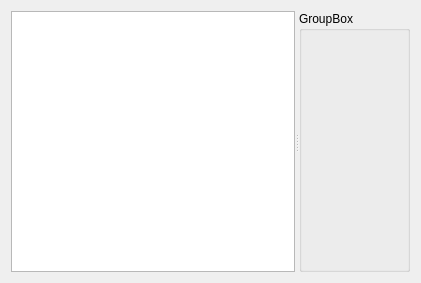
Above: src/widgets/transitionsettings_ui.ui from KDE/kdenlive before the change. Below: the same form after it.
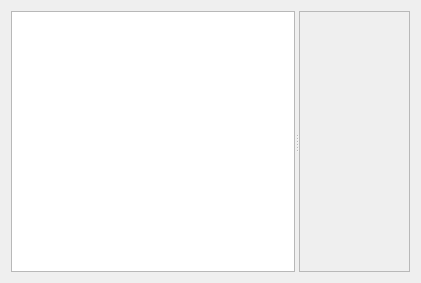
That is the form after the change.

```diff
--- a/src/widgets/transitionsettings_ui.ui
+++ b/src/widgets/transitionsettings_ui.ui
@@ -19,9 +19,12 @@
       <enum>Qt::Horizontal</enum>
      </property>
      <widget class="QListWidget" name="listWidget" />
-     <widget class="QGroupBox" name="groupBox" >
-      <property name="title" >
-       <string>GroupBox</string>
+     <widget class="QFrame" name="frame" >
+      <property name="frameShape" >
+       <enum>QFrame::StyledPanel</enum>
+      </property>
+      <property name="frameShadow" >
+       <enum>QFrame::Raised</enum>
       </property>
      </widget>
     </widget>
```
